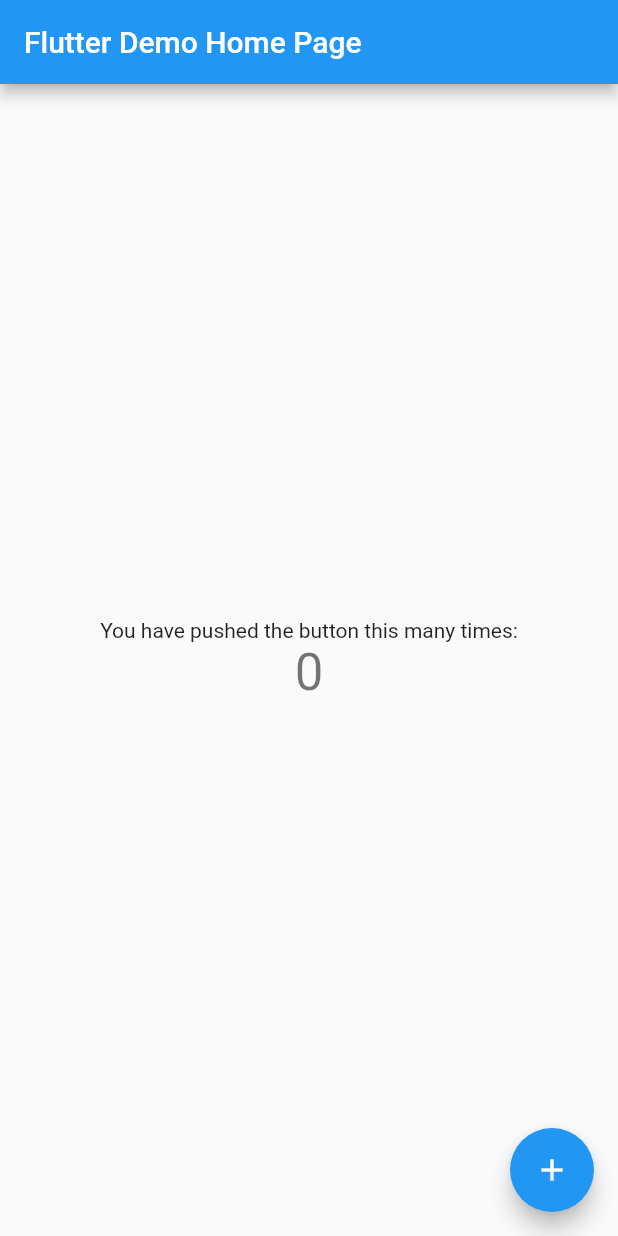
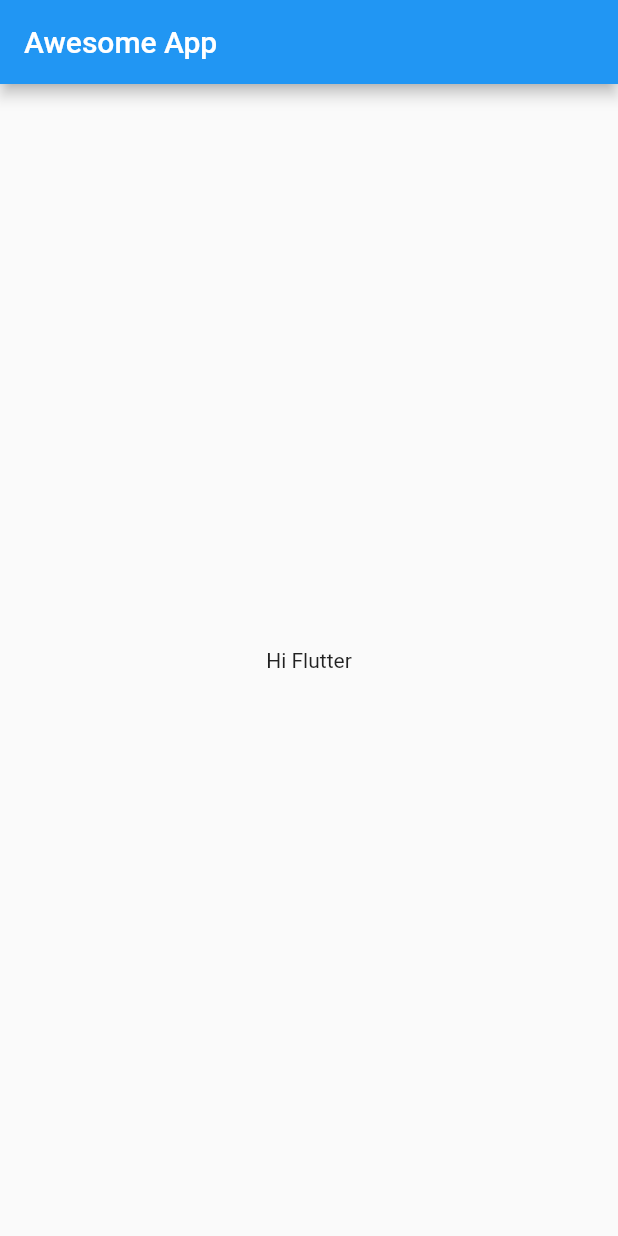
Before and after one commit to Kishan7up/learn_flutter_with_git, a Flutter app: the screen it shows after launch, on a phone screen of 412 x 824 dp. Run offline on Flutter 3.47's test engine with Material 2 defaults, Android fonts, the phone set to English and light mode, and no system bars.

Commit message:
ch2 completed

```diff
--- a/lib/main.dart
+++ b/lib/main.dart
@@ -1,113 +1,22 @@
 import 'package:flutter/material.dart';
 
 void main() {
-  runApp(MyApp());
+  runApp(MaterialApp(
+    title: "Awesome App",
+    home: HomePage(),
+  ));
 }
 
-class MyApp extends StatelessWidget {
-  // This widget is the root of your application.
+class HomePage extends StatelessWidget {
   @override
   Widget build(BuildContext context) {
-    return MaterialApp(
-      title: 'Flutter Demo',
-      theme: ThemeData(
-        // This is the theme of your application.
-        //
-        // Try running your application with "flutter run". You'll see the
-        // application has a blue toolbar. Then, without quitting the app, try
-        // changing the primarySwatch below to Colors.green and then invoke
-        // "hot reload" (press "r" in the console where you ran "flutter run",
-        // or simply save your changes to "hot reload" in a Flutter IDE).
-        // Notice that the counter didn't reset back to zero; the application
-        // is not restarted.
-        primarySwatch: Colors.blue,
+    return Scaffold(
+      appBar: AppBar(
+        title: Text("Awesome App"),
       ),
-      home: MyHomePage(title: 'Flutter Demo Home Page'),
+      body: Container(
+        child: Center(child: Text("Hi Flutter")),
+      ),
     );
   }
 }
-
-class MyHomePage extends StatefulWidget {
-  MyHomePage({Key key, this.title}) : super(key: key);
-
-  // This widget is the home page of your application. It is stateful, meaning
-  // that it has a State object (defined below) that contains fields that affect
-  // how it looks.
-
-  // This class is the configuration for the state. It holds the values (in this
-  // case the title) provided by the parent (in this case the App widget) and
-  // used by the build method of the State. Fields in a Widget subclass are
-  // always marked "final".
-
-  final String title;
-
-  @override
-  _MyHomePageState createState() => _MyHomePageState();
-}
-
-class _MyHomePageState extends State<MyHomePage> {
-  int _counter = 0;
-
-  void _incrementCounter() {
-    setState(() {
-      // This call to setState tells the Flutter framework that something has
-      // changed in this State, which causes it to rerun the build method below
-      // so that the display can reflect the updated values. If we changed
-      // _counter without calling setState(), then the build method would not be
-      // called again, and so nothing would appear to happen.
-      _counter++;
-    });
-  }
-
-  @override
-  Widget build(BuildContext context) {
-    // This method is rerun every time setState is called, for instance as done
-    // by the _incrementCounter method above.
-    //
-    // The Flutter framework has been optimized to make rerunning build methods
-    // fast, so that you can just rebuild anything that needs updating rather
-    // than having to individually change instances of widgets.
-    return Scaffold(
-      appBar: AppBar(
-        // Here we take the value from the MyHomePage object that was created by
-        // the App.build method, and use it to set our appbar title.
-        title: Text(widget.title),
-      ),
-      body: Center(
-        // Center is a layout widget. It takes a single child and positions it
-        // in the middle of the parent.
-        child: Column(
-          // Column is also a layout widget. It takes a list of children and
-          // arranges them vertically. By default, it sizes itself to fit its
-          // children horizontally, and tries to be as tall as its parent.
-          //
-          // Invoke "debug painting" (press "p" in the console, choose the
-          // "Toggle Debug Paint" action from the Flutter Inspector in Android
-          // Studio, or the "Toggle Debug Paint" command in Visual Studio Code)
-          // to see the wireframe for each widget.
-          //
-          // Column has various properties to control how it sizes itself and
-          // how it positions its children. Here we use mainAxisAlignment to
-          // center the children vertically; the main axis here is the vertical
-          // axis because Columns are vertical (the cross axis would be
-          // horizontal).
-          mainAxisAlignment: MainAxisAlignment.center,
-          children: <Widget>[
-            Text(
-              'You have pushed the button this many times:',
-            ),
-            Text(
-              '$_counter',
-              style: Theme.of(context).textTheme.headline4,
-            ),
-          ],
-        ),
-      ),
-      floatingActionButton: FloatingActionButton(
-        onPressed: _incrementCounter,
-        tooltip: 'Increment',
-        child: Icon(Icons.add),
-      ), // This trailing comma makes auto-formatting nicer for build methods.
-    );
-  }
-}
```
